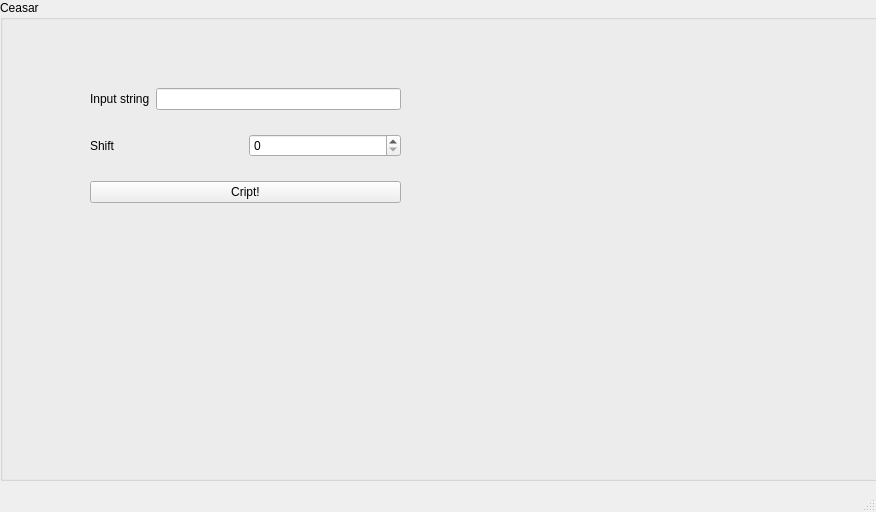
Qt form qt_/ceasar/mainwindow.ui (kprmk/Cpp) before a commit.
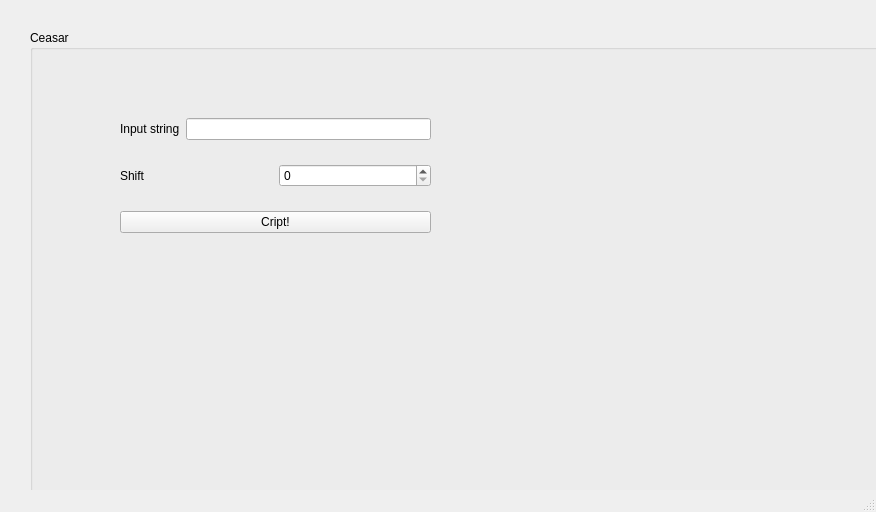
The same form after that commit.

The edit to the form file:
```diff
--- a/qt_/ceasar/mainwindow.ui
+++ b/qt_/ceasar/mainwindow.ui
@@ -17,8 +17,8 @@
    <widget class="QGroupBox" name="groupBox">
     <property name="geometry">
      <rect>
-      <x>0</x>
-      <y>0</y>
+      <x>30</x>
+      <y>30</y>
       <width>881</width>
       <height>481</height>
      </rect>
@@ -94,10 +94,10 @@
     <widget class="QLabel" name="pic">
      <property name="geometry">
       <rect>
-       <x>570</x>
-       <y>70</y>
-       <width>191</width>
-       <height>331</height>
+       <x>470</x>
+       <y>20</y>
+       <width>361</width>
+       <height>401</height>
       </rect>
      </property>
      <property name="text">
```
Left out of the diff: 2 changed lines with no effect on the pictures.
